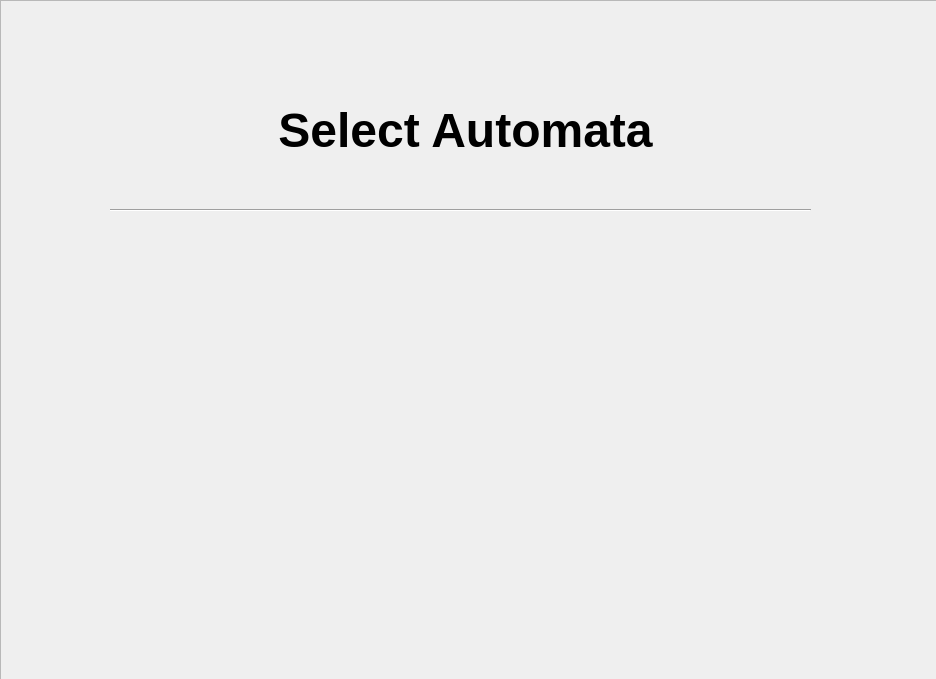
Before: the Qt Designer form ui/intro.ui in Achu-Worifung/quickMove, drawn with Qt 5.
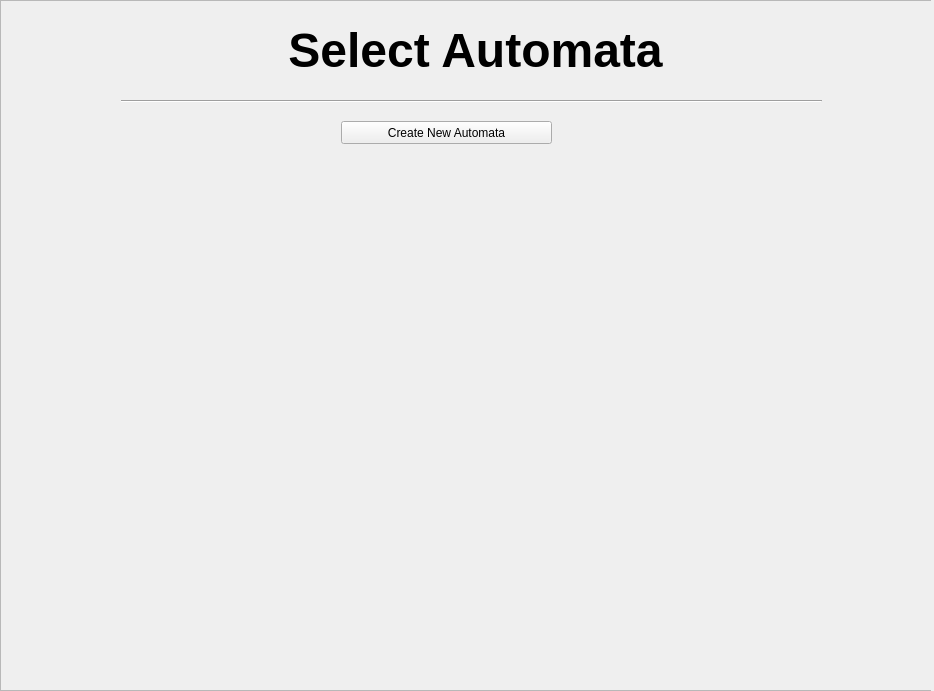
After: the same form once the commit is applied.

```diff
--- a/ui/intro.ui
+++ b/ui/intro.ui
@@ -6,8 +6,8 @@
    <rect>
     <x>0</x>
     <y>0</y>
-    <width>936</width>
-    <height>679</height>
+    <width>934</width>
+    <height>691</height>
    </rect>
   </property>
   <property name="baseSize">
@@ -19,38 +19,90 @@
   <property name="windowTitle">
    <string>Form</string>
   </property>
+  <widget class="QGroupBox" name="main">
+   <property name="geometry">
+    <rect>
+     <x>0</x>
+     <y>0</y>
+     <width>931</width>
+     <height>691</height>
+    </rect>
+   </property>
+   <property name="title">
+    <string>GroupBox</string>
+   </property>
   <widget class="QScrollArea" name="scrollArea">
    <property name="geometry">
     <rect>
      <x>0</x>
      <y>0</y>
      <width>941</width>
-     <height>681</height>
+      <height>691</height>
     </rect>
    </property>
    <property name="widgetResizable">
     <bool>true</bool>
    </property>
-   <property name="alignment">
-    <set>Qt::AlignCenter</set>
-   </property>
-   <widget class="QWidget" name="widget_3">
+    <widget class="QWidget" name="scrollWidget_2">
     <property name="geometry">
      <rect>
       <x>0</x>
       <y>0</y>
       <width>939</width>
-      <height>679</height>
-     </rect>
-    </property>
-    <layout class="QVBoxLayout" name="verticalLayout">
-     <item>
-      <widget class="QWidget" name="no_widget" native="true">
+       <height>689</height>
+      </rect>
+     </property>
+     <widget class="QWidget" name="verticalLayoutWidget_2">
+      <property name="geometry">
+       <rect>
+        <x>100</x>
+        <y>160</y>
+        <width>721</width>
+        <height>521</height>
+       </rect>
+      </property>
+      <layout class="QVBoxLayout" name="datapane_2">
+       <property name="leftMargin">
+        <number>20</number>
+       </property>
+       <property name="rightMargin">
+        <number>20</number>
+       </property>
+      </layout>
+     </widget>
+     <widget class="Line" name="line">
+      <property name="geometry">
+       <rect>
+        <x>120</x>
+        <y>90</y>
+        <width>701</width>
+        <height>20</height>
+       </rect>
+      </property>
+      <property name="orientation">
+       <enum>Qt::Horizontal</enum>
+      </property>
+     </widget>
+     <widget class="QPushButton" name="pushButton">
+      <property name="geometry">
+       <rect>
+        <x>340</x>
+        <y>120</y>
+        <width>211</width>
+        <height>23</height>
+       </rect>
+      </property>
+      <property name="text">
+       <string>Create New Automata</string>
+      </property>
+     </widget>
+    </widget>
+   </widget>
        <widget class="QLabel" name="label">
         <property name="geometry">
          <rect>
-          <x>-10</x>
-          <y>80</y>
+      <x>10</x>
+      <y>10</y>
           <width>931</width>
           <height>81</height>
          </rect>
@@ -68,23 +120,6 @@
         <property name="alignment">
          <set>Qt::AlignCenter</set>
         </property>
-       </widget>
-       <widget class="Line" name="line">
-        <property name="geometry">
-         <rect>
-          <x>100</x>
-          <y>190</y>
-          <width>701</width>
-          <height>20</height>
-         </rect>
-        </property>
-        <property name="orientation">
-         <enum>Qt::Horizontal</enum>
-        </property>
-       </widget>
-      </widget>
-     </item>
-    </layout>
    </widget>
   </widget>
  </widget>
```
Left out of the diff: 10 changed lines with no effect on the pictures. Lines whose indentation alone changed are shown as unchanged.
